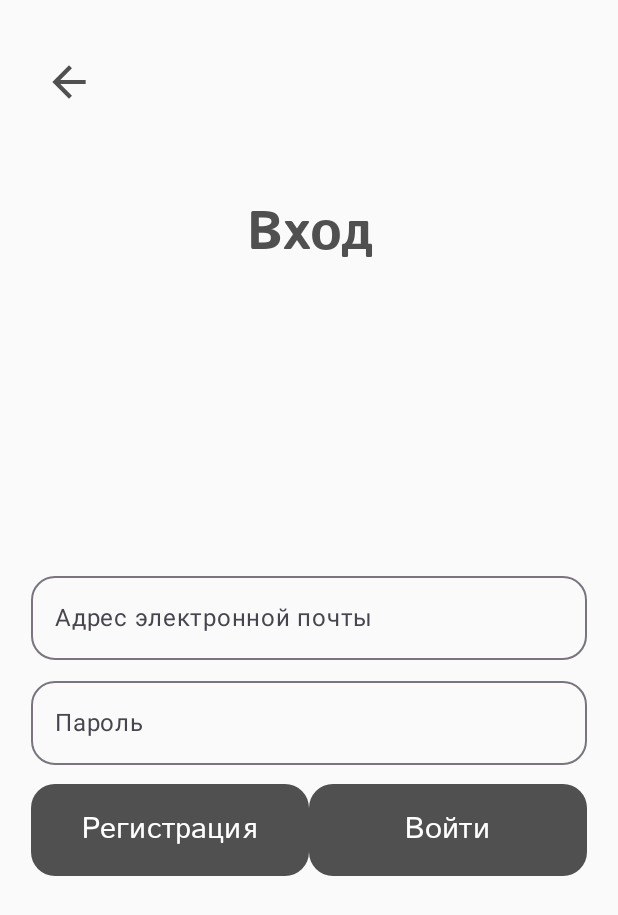
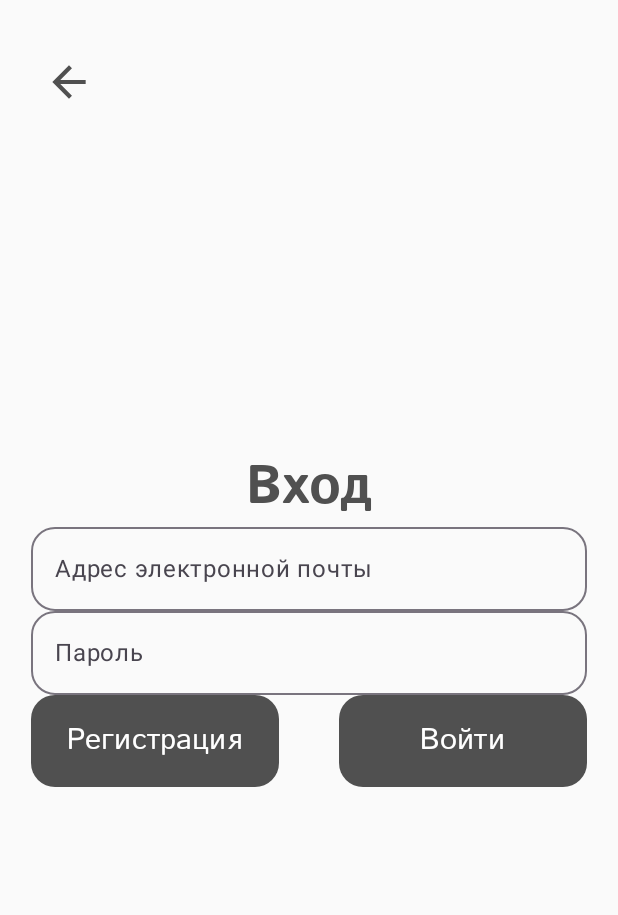
Before and after one commit to RICRamiel/hits2025_TSU.InSkips, an Android app built with Jetpack Compose: the screen it shows after launch (MainActivity), after a tap on "Войти", on a phone screen of 412 x 824 dp. Shown: the top 915 px of the screen. Run offline under Robolectric (Android 15) with nearby library versions, the phone set to English and light mode, and no system bars.

Commit message:
Исправил построение экранов

```diff
--- a/app/src/main/java/com/team8/tsuinskips/LoginScreen.kt
+++ b/app/src/main/java/com/team8/tsuinskips/LoginScreen.kt
@@ -1,12 +1,11 @@
 package com.team8.tsuinskips
 
-import androidx.compose.foundation.background
 import androidx.compose.foundation.layout.Arrangement
 import androidx.compose.foundation.layout.Box
+import androidx.compose.foundation.layout.Column
 import androidx.compose.foundation.layout.Row
 import androidx.compose.foundation.layout.fillMaxSize
 import androidx.compose.foundation.layout.fillMaxWidth
-import androidx.compose.foundation.layout.offset
 import androidx.compose.foundation.layout.padding
 import androidx.compose.foundation.layout.size
 import androidx.compose.foundation.shape.RoundedCornerShape
@@ -14,14 +13,12 @@ import androidx.compose.foundation.text.KeyboardOptions
 import androidx.compose.material3.IconButton
 import androidx.compose.material3.OutlinedTextField
 import androidx.compose.material3.Text
-import androidx.compose.material3.TextField
 import androidx.compose.runtime.Composable
 import androidx.compose.runtime.mutableStateOf
 import androidx.compose.runtime.remember
 import androidx.compose.ui.Alignment
 import androidx.compose.ui.Modifier
 import androidx.compose.ui.draw.paint
-import androidx.compose.ui.graphics.painter.Painter
 import androidx.compose.ui.layout.ContentScale
 import androidx.compose.ui.res.colorResource
 import androidx.compose.ui.res.painterResource
@@ -49,6 +46,7 @@ fun LoginScreen(navController: NavHostController) {
                 )
                 .size(33.dp)
         ) {}
+        Column {
             Text(
                 text = stringResource(R.string.enter),
                 fontFamily = FontFamily(Font(R.font.istokweb_bold)),
@@ -56,9 +54,7 @@ fun LoginScreen(navController: NavHostController) {
                 lineHeight = 52.sp,
                 color = colorResource(R.color.grey),
                 textAlign = TextAlign.Center,
-            modifier = Modifier
-                .padding(67.dp, 130.dp, 66.dp, 0.dp)
-                .align(Alignment.TopCenter)
+                modifier = Modifier.align(alignment = Alignment.CenterHorizontally)
             )
             OutlinedTextField(
                 value = email.value,
@@ -66,9 +62,7 @@ fun LoginScreen(navController: NavHostController) {
                 placeholder = { Text(stringResource(R.string.email)) },
                 maxLines = 1,
                 shape = RoundedCornerShape(16.dp),
-            modifier = Modifier
-                .padding()
-                .fillMaxWidth(0.9f),
+                modifier = Modifier.fillMaxWidth(0.9f),
                 keyboardOptions = KeyboardOptions(keyboardType = KeyboardType.Email),
             )
             OutlinedTextField(
@@ -77,25 +71,16 @@ fun LoginScreen(navController: NavHostController) {
                 placeholder = { Text(stringResource(R.string.password)) },
                 maxLines = 1,
                 shape = RoundedCornerShape(16.dp),
-            modifier = Modifier
-                .offset(0.dp, 70.dp)
-                .fillMaxWidth(0.9f),
+                modifier = Modifier.fillMaxWidth(0.9f),
                 keyboardOptions = KeyboardOptions(keyboardType = KeyboardType.Email),
             )
             Row(
-            modifier = Modifier
-                .padding(0.dp, 240.dp)
-                .fillMaxWidth(0.9f)
-                .align(Alignment.BottomCenter), horizontalArrangement = Arrangement.SpaceBetween
+                modifier = Modifier.fillMaxWidth(0.9f),
+                horizontalArrangement = Arrangement.Absolute.SpaceBetween
             ) {
-            ParametrButton(func = {}, text = stringResource(R.string.register), fraction = 0.5f)
-            ParametrButton(func = {}, text = stringResource(R.string.login), fraction = 1f)
+                SmallButton(func = {}, text = stringResource(R.string.register))
+                SmallButton(func = {}, text = stringResource(R.string.login))
             }
         }
     }
-
-//fun textFieldColor(): TextFieldColors {
-//    return TextFieldColors(
-//
-//    )
-//}
+}
--- a/app/src/main/java/com/team8/tsuinskips/MainActivity.kt
+++ b/app/src/main/java/com/team8/tsuinskips/MainActivity.kt
@@ -9,6 +9,7 @@ import androidx.compose.foundation.layout.fillMaxWidth
 import androidx.compose.foundation.layout.height
 import androidx.compose.foundation.layout.offset
 import androidx.compose.foundation.layout.padding
+import androidx.compose.foundation.layout.widthIn
 import androidx.compose.foundation.shape.RoundedCornerShape
 import androidx.compose.material3.Button
 import androidx.compose.material3.ButtonColors
@@ -80,3 +81,28 @@ fun ParametrButton(
         )
     }
 }
+
+@Composable
+fun SmallButton(
+    func: () -> Unit,
+    paddingValuesButton: PaddingValues = PaddingValues(0.dp),
+    text: String,
+) {
+    Button(
+        onClick = func, shape = RoundedCornerShape(16.dp), colors = ButtonColors(
+            colorResource(R.color.grey), Color.White, Color.Unspecified, Color.Unspecified
+        ), modifier = Modifier
+            .padding(paddingValuesButton)
+            .height(61.dp)
+            .widthIn(165.dp, 200.dp)
+    ) {
+        Text(
+            text = text,
+            fontFamily = FontFamily(Font(R.font.istokweb_regular)),
+            color = Color.White,
+            fontSize = 20.sp,
+            modifier = Modifier.align(Alignment.CenterVertically),
+            maxLines = 1
+        )
+    }
+}
```
Lines whose indentation alone changed are shown as unchanged.
